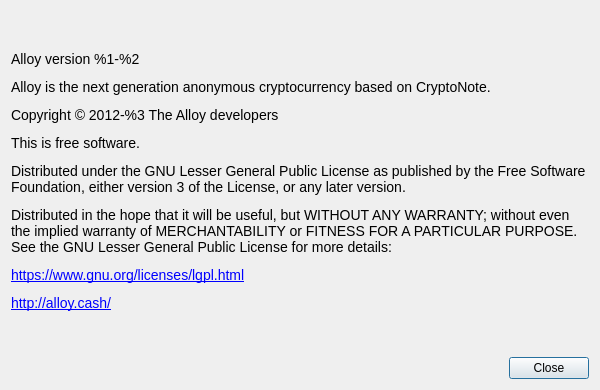
First picture: the form in src/Gui/Common/AboutDialog.ui, repository alloyproject/alloy-gui, before the edit.
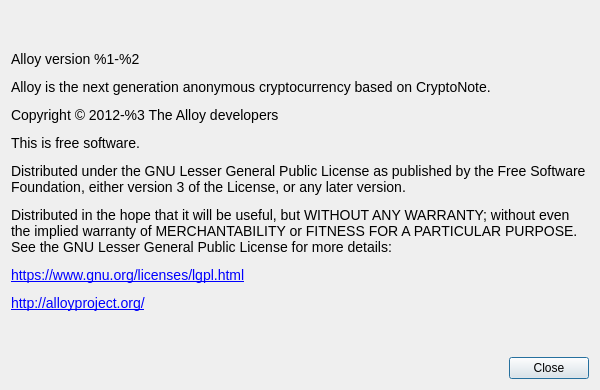
Second picture: the form after the edit. Custom widgets are drawn as their Qt base class.

```diff
--- a/src/Gui/Common/AboutDialog.ui
+++ b/src/Gui/Common/AboutDialog.ui
@@ -41,7 +41,7 @@
       </sizepolicy>
      </property>
      <property name="text">
-      <string>&lt;html&gt;&lt;head/&gt;&lt;body&gt;&lt;p&gt;&lt;span style=&quot; font-family:'Open Sans'; font-size:14px;&quot;&gt;Alloy version %1-%2&lt;/span&gt;&lt;/p&gt;&lt;p&gt;&lt;span style=&quot; font-family:'Open Sans'; font-size:14px;&quot;&gt;Alloy is the next generation anonymous cryptocurrency based on CryptoNote.&lt;/span&gt;&lt;/p&gt;&lt;p&gt;&lt;span style=&quot; font-family:'Open Sans'; font-size:14px;&quot;&gt;Copyright © 2012-%3 The Alloy developers&lt;/span&gt;&lt;/p&gt;&lt;p&gt;&lt;span style=&quot; font-family:'Open Sans'; font-size:14px;&quot;&gt;This is free software.&lt;/span&gt;&lt;/p&gt;&lt;p&gt;&lt;span style=&quot; font-family:'Open Sans'; font-size:14px;&quot;&gt;Distributed under the GNU Lesser General Public License as published by the Free Software Foundation, either version 3 of the License, or any later version.&lt;/span&gt;&lt;/p&gt;&lt;p&gt;&lt;span style=&quot; font-family:'Open Sans'; font-size:14px;&quot;&gt;Distributed in the hope that it will be useful, but WITHOUT ANY WARRANTY; without even the implied warranty of MERCHANTABILITY or FITNESS FOR A PARTICULAR PURPOSE. See the GNU Lesser General Public License for more details:&lt;/span&gt;&lt;/p&gt;&lt;p&gt;&lt;a href=&quot;https://www.gnu.org/licenses/lgpl.html&quot;&gt;&lt;span style=&quot; font-family:'Open Sans'; font-size:14px; text-decoration: underline; color:#0000ff;&quot;&gt;https://www.gnu.org/licenses/lgpl.html&lt;/span&gt;&lt;/a&gt;&lt;/p&gt;&lt;p&gt;&lt;a href=&quot;http://alloy.cash/&quot;&gt;&lt;span style=&quot; font-family:'Open Sans'; font-size:14px; text-decoration: underline; color:#0000ff;&quot;&gt;http://alloy.cash/&lt;/span&gt;&lt;/a&gt;&lt;/p&gt;&lt;/body&gt;&lt;/html&gt;</string>
+      <string>&lt;html&gt;&lt;head/&gt;&lt;body&gt;&lt;p&gt;&lt;span style=&quot; font-family:'Open Sans'; font-size:14px;&quot;&gt;Alloy version %1-%2&lt;/span&gt;&lt;/p&gt;&lt;p&gt;&lt;span style=&quot; font-family:'Open Sans'; font-size:14px;&quot;&gt;Alloy is the next generation anonymous cryptocurrency based on CryptoNote.&lt;/span&gt;&lt;/p&gt;&lt;p&gt;&lt;span style=&quot; font-family:'Open Sans'; font-size:14px;&quot;&gt;Copyright © 2012-%3 The Alloy developers&lt;/span&gt;&lt;/p&gt;&lt;p&gt;&lt;span style=&quot; font-family:'Open Sans'; font-size:14px;&quot;&gt;This is free software.&lt;/span&gt;&lt;/p&gt;&lt;p&gt;&lt;span style=&quot; font-family:'Open Sans'; font-size:14px;&quot;&gt;Distributed under the GNU Lesser General Public License as published by the Free Software Foundation, either version 3 of the License, or any later version.&lt;/span&gt;&lt;/p&gt;&lt;p&gt;&lt;span style=&quot; font-family:'Open Sans'; font-size:14px;&quot;&gt;Distributed in the hope that it will be useful, but WITHOUT ANY WARRANTY; without even the implied warranty of MERCHANTABILITY or FITNESS FOR A PARTICULAR PURPOSE. See the GNU Lesser General Public License for more details:&lt;/span&gt;&lt;/p&gt;&lt;p&gt;&lt;a href=&quot;https://www.gnu.org/licenses/lgpl.html&quot;&gt;&lt;span style=&quot; font-family:'Open Sans'; font-size:14px; text-decoration: underline; color:#0000ff;&quot;&gt;https://www.gnu.org/licenses/lgpl.html&lt;/span&gt;&lt;/a&gt;&lt;/p&gt;&lt;p&gt;&lt;a href=&quot;http://alloyproject.org/&quot;&gt;&lt;span style=&quot; font-family:'Open Sans'; font-size:14px; text-decoration: underline; color:#0000ff;&quot;&gt;http://alloyproject.org/&lt;/span&gt;&lt;/a&gt;&lt;/p&gt;&lt;/body&gt;&lt;/html&gt;</string>
      </property>
      <property name="textFormat">
       <enum>Qt::RichText</enum>
```
